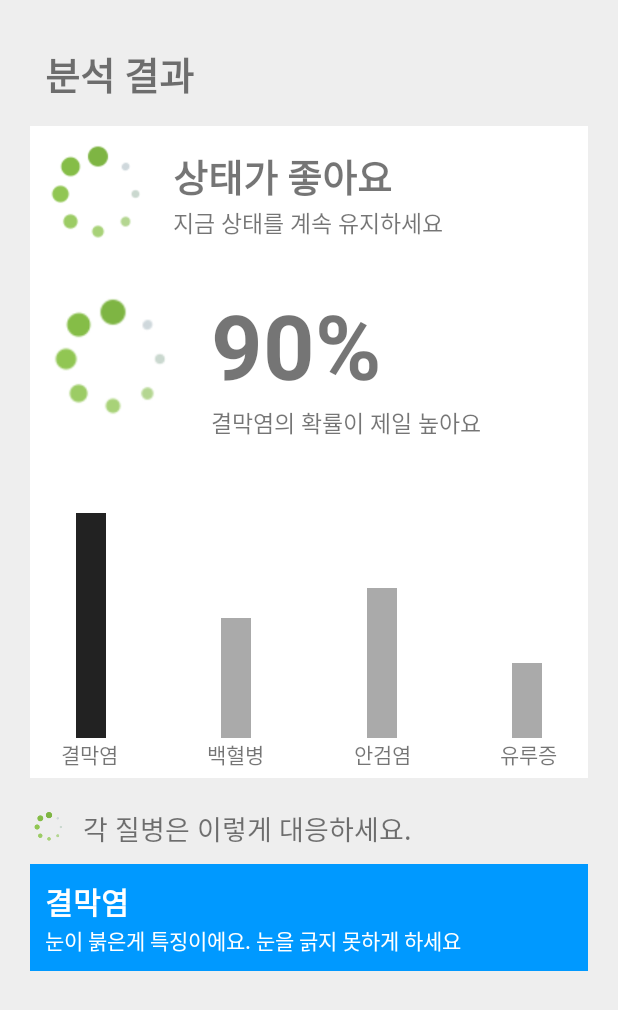
After one commit to owls-who-coding/Front-end, an Android app: the fragment PredictResult shown on its own in the app's theme, on a phone screen of 412 x 824 dp. The commit adds this screen. Shown: the top 1010 px of the screen. Run offline under Robolectric (Android 15) with nearby library versions, the phone set to English and light mode, and no system bars.

Commit message:
add:result

```diff
--- /dev/null
+++ b/app/src/main/java/com/example/my_last/PredictResult.java
@@ -0,0 +1,19 @@
+package com.example.my_last;
+
+import android.os.Bundle;
+
+import androidx.fragment.app.Fragment;
+
+import android.view.LayoutInflater;
+import android.view.View;
+import android.view.ViewGroup;
+
+public class PredictResult extends Fragment {
+
+    @Override
+    public View onCreateView(LayoutInflater inflater, ViewGroup container, Bundle savedInstanceState) {
+        View view = inflater.inflate(R.layout.fragment_predict_result,null);
+
+        return view;
+    }
+}
--- a/app/src/main/java/com/example/my_last/RetrofitClient.java
+++ b/app/src/main/java/com/example/my_last/RetrofitClient.java
@@ -6,7 +6,7 @@ import retrofit2.converter.gson.GsonConverterFactory;
 public class RetrofitClient {
 
 
-    private static final String BASE_URL = "https://d7ea-125-133-41-82.jp.ngrok.io";
+    private static final String BASE_URL = "https://c70c-118-222-88-117.jp.ngrok.io";
 
     private static Retrofit retrofit = null;
 
--- /dev/null
+++ b/app/src/main/res/layout/fragment_predict_result.xml
@@ -0,0 +1,224 @@
+<?xml version="1.0" encoding="utf-8"?>
+<FrameLayout xmlns:android="http://schemas.android.com/apk/res/android"
+    xmlns:tools="http://schemas.android.com/tools"
+    android:layout_width="match_parent"
+    android:layout_height="match_parent"
+    xmlns:app="http://schemas.android.com/apk/res-auto"
+    tools:context=".PredictResult">
+    <ScrollView
+        android:layout_width="match_parent"
+        android:layout_height="match_parent"
+        android:padding="20dp"
+        android:background="#EEEEEE">
+
+        <LinearLayout
+            android:layout_width="match_parent"
+            android:layout_height="200dp"
+            android:orientation="vertical">
+            <TextView
+                android:layout_width="match_parent"
+                android:layout_height="match_parent"
+                android:text="분석 결과"
+                android:textSize="25dp"
+                android:textStyle="bold"
+                android:layout_marginLeft="10dp"
+                android:layout_marginTop="10dp"/>
+            <LinearLayout
+                android:padding="5dp"
+                android:layout_marginTop="15dp"
+                android:background="#FFFFFF"
+                android:layout_width="match_parent"
+                android:layout_height="wrap_content"
+                android:orientation="vertical">
+                <LinearLayout
+                    android:layout_width="match_parent"
+                    android:layout_height="wrap_content"
+                    android:orientation="horizontal">
+                    <ImageView
+                        android:layout_width="80dp"
+                        android:layout_height="80dp"
+                        android:background="@drawable/ic_loading"/>
+                    <LinearLayout
+                        android:layout_width="wrap_content"
+                        android:layout_height="wrap_content"
+                        android:orientation="vertical"
+                        android:layout_gravity="center"
+                        android:layout_marginLeft="10dp">
+                        <TextView
+                            android:layout_width="wrap_content"
+                            android:layout_height="wrap_content"
+                            android:text="상태가 좋아요"
+                            android:textSize="25dp"
+                            android:textStyle="bold"/>
+                        <TextView
+                            android:layout_width="wrap_content"
+                            android:layout_height="wrap_content"
+                            android:text="지금 상태를 계속 유지하세요"
+                            android:textSize="15dp"/>
+                    </LinearLayout>
+                </LinearLayout>
+
+                <LinearLayout
+                    android:layout_marginTop="20dp"
+                    android:layout_width="wrap_content"
+                    android:layout_height="wrap_content"
+                    android:orientation="horizontal">
+                    <ImageView
+                        android:layout_width="100dp"
+                        android:layout_height="100dp"
+                        android:background="@drawable/ic_loading"/>
+                    <LinearLayout
+                        android:layout_marginLeft="15dp"
+                        android:layout_width="wrap_content"
+                        android:layout_height="wrap_content"
+                        android:orientation="vertical">
+                        <TextView
+                            android:gravity="center"
+                            android:layout_width="wrap_content"
+                            android:layout_height="wrap_content"
+                            android:text="90%"
+                            android:textSize="60dp"
+                            android:textStyle="bold"/>
+                        <TextView
+                            android:gravity="center"
+                            android:layout_width="wrap_content"
+                            android:layout_height="wrap_content"
+                            android:text="결막염의 확률이 제일 높아요"
+                            android:textSize="15dp"/>
+                    </LinearLayout>
+
+                </LinearLayout>
+                <androidx.constraintlayout.widget.ConstraintLayout
+                    android:layout_marginTop="20dp"
+                    android:layout_marginLeft="15dp"
+                    android:layout_marginRight="15dp"
+                    android:layout_width="match_parent"
+                    android:layout_height="200dp">
+                    <TextView
+                        android:id="@+id/text1"
+                        android:layout_width="wrap_content"
+                        android:layout_height="wrap_content"
+                        android:text="결막염"
+                        app:layout_constraintLeft_toLeftOf="parent"
+                        app:layout_constraintBottom_toBottomOf="parent"
+                        />
+                    <TextView
+                        android:id="@+id/text2"
+                        android:layout_width="wrap_content"
+                        android:layout_height="wrap_content"
+                        android:text="백혈병"
+                        app:layout_constraintLeft_toRightOf="@id/text1"
+                        app:layout_constraintRight_toLeftOf="@id/text3"
+                        app:layout_constraintBottom_toBottomOf="parent"
+                        />
+
+                    <TextView
+                        android:id="@+id/text3"
+                        android:layout_width="wrap_content"
+                        android:layout_height="wrap_content"
+                        android:text="안검염"
+                        app:layout_constraintLeft_toRightOf="@id/text2"
+                        app:layout_constraintRight_toLeftOf="@id/text4"
+                        app:layout_constraintBottom_toBottomOf="parent"
+                        />
+                    <TextView
+                        android:id="@+id/text4"
+                        android:layout_width="wrap_content"
+                        android:layout_height="wrap_content"
+                        android:text="유루증"
+                        app:layout_constraintRight_toRightOf="parent"
+                        app:layout_constraintBottom_toBottomOf="parent"
+                        />
+
+
+
+                    <TextView
+                        android:layout_marginLeft="10dp"
+                        android:id="@+id/graph1"
+                        android:layout_width="20dp"
+                        android:layout_height="150dp"
+                        android:background="#222222"
+                        app:layout_constraintLeft_toLeftOf="parent"
+                        app:layout_constraintBottom_toTopOf="@id/text1">
+                    </TextView>
+
+                    <TextView
+                        android:id="@+id/graph2"
+                        android:layout_width="20dp"
+                        android:layout_height="80dp"
+                        android:background="#AAAAAA"
+                        app:layout_constraintLeft_toRightOf="@id/graph1"
+                        app:layout_constraintRight_toLeftOf="@id/graph3"
+                        app:layout_constraintBottom_toTopOf="@id/text2">
+                    </TextView>
+
+                    <TextView
+                        android:id="@+id/graph3"
+                        android:layout_width="20dp"
+                        android:layout_height="100dp"
+                        android:background="#AAAAAA"
+                        app:layout_constraintLeft_toRightOf="@id/graph2"
+                        app:layout_constraintRight_toLeftOf="@id/graph4"
+                        app:layout_constraintBottom_toTopOf="@id/text3">
+                    </TextView>
+
+                    <TextView
+                        android:layout_marginRight="10dp"
+                        android:id="@+id/graph4"
+                        android:layout_width="20dp"
+                        android:layout_height="50dp"
+                        android:background="#AAAAAA"
+                        app:layout_constraintRight_toRightOf="parent"
+                        app:layout_constraintBottom_toTopOf="@id/text4"
+                        >
+                    </TextView>
+                </androidx.constraintlayout.widget.ConstraintLayout>
+
+            </LinearLayout>
+
+            <LinearLayout
+                android:layout_gravity="center"
+                android:layout_marginTop="20dp"
+                android:layout_width="match_parent"
+                android:layout_height="wrap_content"
+                android:orientation="horizontal">
+                <ImageView
+                    android:layout_width="25dp"
+                    android:layout_height="25dp"
+                    android:background="@drawable/ic_loading"/>
+                <TextView
+                    android:layout_marginLeft="10dp"
+                    android:layout_width="wrap_content"
+                    android:layout_height="wrap_content"
+                    android:text="각 질병은 이렇게 대응하세요."
+                    android:textSize="18dp"/>
+            </LinearLayout>
+
+            <LinearLayout
+                android:layout_marginTop="10dp"
+                android:padding="10dp"
+                android:background="#0099FF"
+                android:layout_width="match_parent"
+                android:layout_height="wrap_content"
+                android:orientation="vertical">
+                <TextView
+                    android:layout_width="wrap_content"
+                    android:layout_height="wrap_content"
+                    android:text="결막염"
+                    android:textSize="20dp"
+                    android:textColor="#FFFFFF"
+                    android:textStyle="bold"/>
+                <TextView
+                    android:layout_width="wrap_content"
+                    android:layout_height="wrap_content"
+                    android:text="눈이 붉은게 특징이에요. 눈을 긁지 못하게 하세요"
+                    android:textColor="#FFFFFF"/>
+            </LinearLayout>
+
+        </LinearLayout>
+
+    </ScrollView>
+
+
+
+</FrameLayout>
--- a/app/src/main/res/values/strings.xml
+++ b/app/src/main/res/values/strings.xml
@@ -1,3 +1,5 @@
 <resources>
     <string name="app_name">My_last</string>
+    <!-- TODO: Remove or change this placeholder text -->
+    <string name="hello_blank_fragment">Hello blank fragment</string>
 </resources>
```
